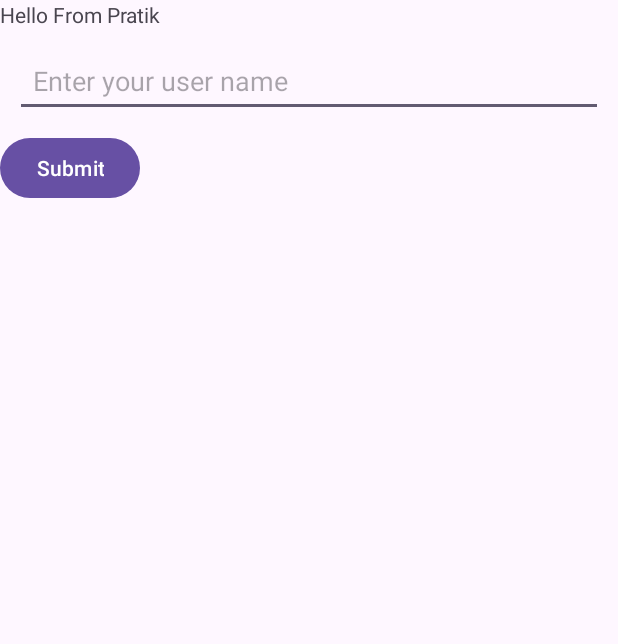
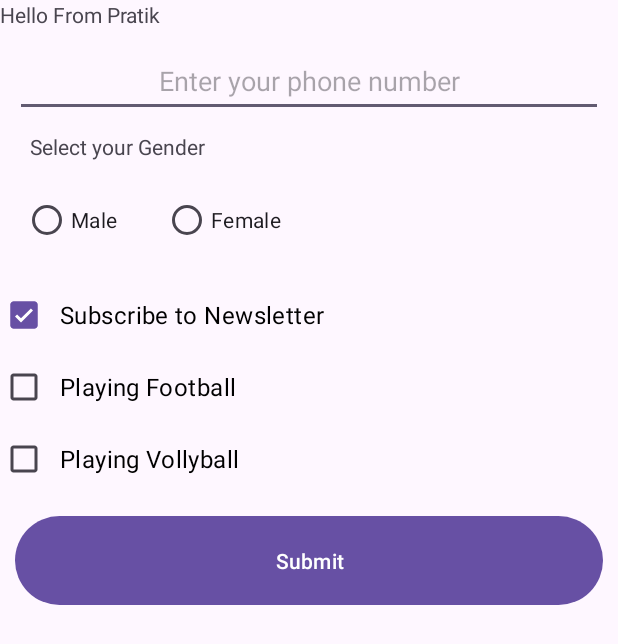
Before and after one commit to JivanKadel/android_basics_pratik, an Android app: the layout activity_main.xml on its own in the app's theme, with its tools: preview values and no code run, on a phone screen of 412 x 824 dp. Shown: the top 644 px of the screen. Run offline under Robolectric (Android 15) with nearby library versions, the phone set to English and light mode, and no system bars.

```diff
--- a/app/src/main/java/com/pratik/androidintro/MainActivity.java
+++ b/app/src/main/java/com/pratik/androidintro/MainActivity.java
@@ -14,8 +14,8 @@ public class MainActivity extends AppCompatActivity {
     protected void onCreate(Bundle savedInstanceState) {
         super.onCreate(savedInstanceState);
         EdgeToEdge.enable(this);
-        setContentView(R.layout.activity_main);
-        ViewCompat.setOnApplyWindowInsetsListener(findViewById(R.id.main), (v, insets) -> {
+        setContentView(R.layout.activity_relative);
+        ViewCompat.setOnApplyWindowInsetsListener(findViewById(R.id.relLayout), (v, insets) -> {
             Insets systemBars = insets.getInsets(WindowInsetsCompat.Type.systemBars());
             v.setPadding(systemBars.left, systemBars.top, systemBars.right, systemBars.bottom);
             return insets;
--- a/app/src/main/res/layout/activity_main.xml
+++ b/app/src/main/res/layout/activity_main.xml
@@ -16,15 +16,76 @@
         android:id="@+id/username"
         android:layout_width="match_parent"
         android:layout_height="wrap_content"
-        android:hint="Enter your user name"
+        android:hint="Enter your phone number"
         android:inputType="phone"
         android:padding="12dp"
         android:layout_margin="10dp"
+        android:gravity="center"
+        />
+    <TextView
+        android:layout_width="wrap_content"
+        android:layout_height="wrap_content"
+        android:text="Select your Gender"
+        android:layout_marginLeft="20dp"/>
 
-        />
+    <RadioGroup
+        android:id="@+id/rgGender"
+        android:layout_width="match_parent"
+        android:layout_height="wrap_content"
+        android:orientation="horizontal"
+        android:padding="15dp"
+        >
+        <RadioButton
+            android:layout_marginEnd="30dp"
+            android:id="@+id/rbMale"
+            android:layout_width="wrap_content"
+            android:layout_height="wrap_content"
+            android:text="Male"
+            />
+        <RadioButton
+            android:id="@+id/rbFemale"
+            android:layout_width="wrap_content"
+            android:layout_height="wrap_content"
+            android:text="Female"
+            />
+
+    </RadioGroup>
+    <CheckBox
+        android:id="@+id/cbNewsletter"
+        android:layout_width="wrap_content"
+        android:layout_height="wrap_content"
+        android:text="Subscribe to Newsletter"
+        android:textSize="16sp"
+        android:textColor="#000000"
+        android:padding="8dp"
+        android:checked="true"/>
+    <CheckBox
+        android:id="@+id/cbHobbyFootball"
+        android:layout_width="wrap_content"
+        android:layout_height="wrap_content"
+        android:text="Playing Football"
+        android:textSize="16sp"
+        android:textColor="#000000"
+        android:padding="8dp"
+        android:checked="false"/>
+    <CheckBox
+        android:id="@+id/cbHobbyVolleyball"
+        android:layout_width="wrap_content"
+        android:layout_height="wrap_content"
+        android:text="Playing Vollyball"
+        android:textSize="16sp"
+        android:textColor="#000000"
+        android:padding="8dp"
+        android:checked="false"/>
+
+
     <Button
-        android:layout_width="wrap_content"
+        android:layout_margin="10dp"
+        android:padding="20dp"
+        android:layout_width="match_parent"
         android:layout_height="wrap_content"
         android:text="Submit"/>
 
+
+
 </LinearLayout>
--- a/app/src/main/res/values/strings.xml
+++ b/app/src/main/res/values/strings.xml
@@ -1,3 +1,4 @@
 <resources>
     <string name="app_name">AndroidIntro</string>
+    <string name="username">Username</string>
 </resources>
```
Also changed, not shown: app/src/main/res/layout/activity_relative.xml (added, +27 -0 lines).
